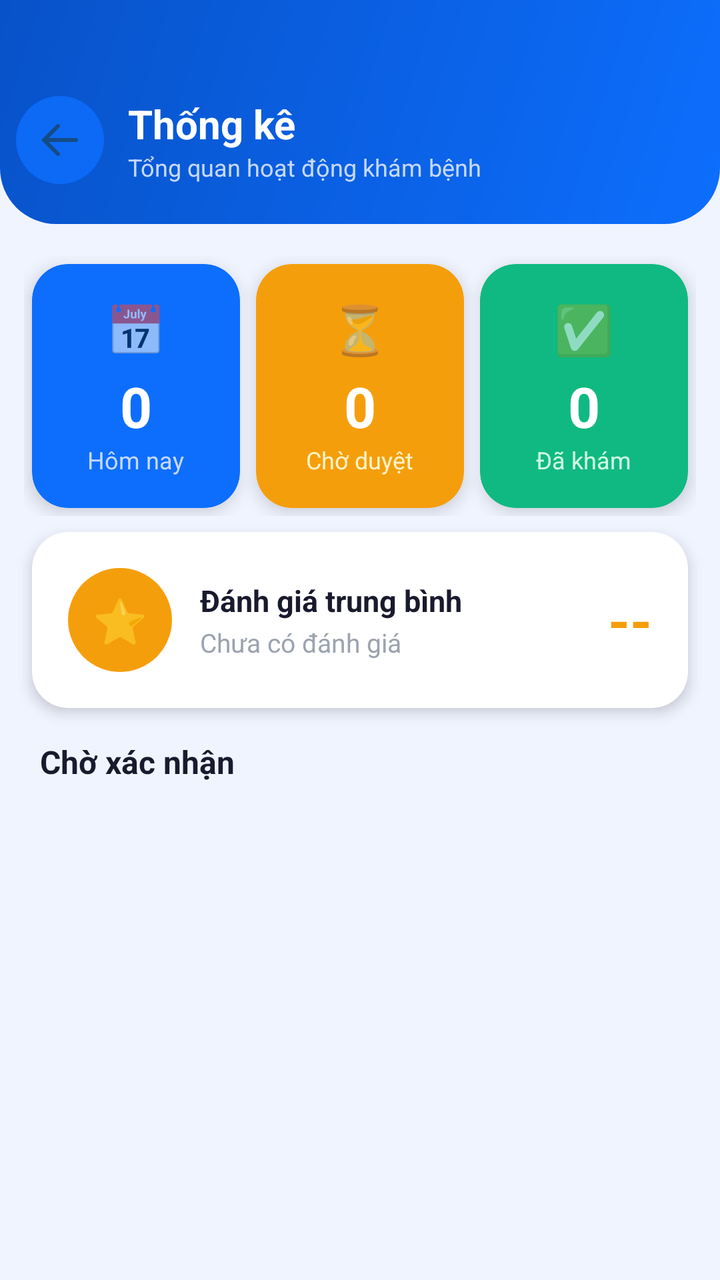
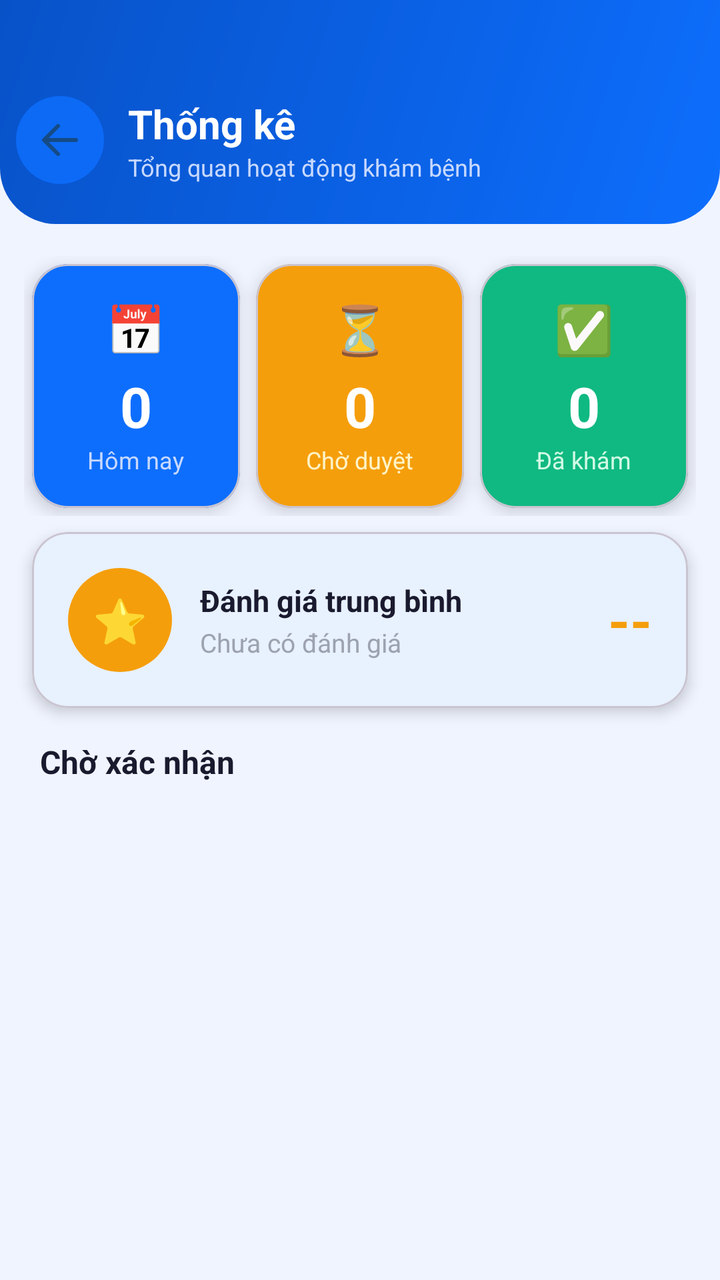

Two renders of the same Android screen: before a commit and after it. Below are the layout's source before the change and the commit's diff.
<!-- AndroidManifest.xml: application theme Theme.UniCare -->
<!-- res/layout/activity_doctor_stats.xml -->
<?xml version="1.0" encoding="utf-8"?>
<ScrollView xmlns:android="http://schemas.android.com/apk/res/android"
    xmlns:app="http://schemas.android.com/apk/res-auto"
    android:layout_width="match_parent"
    android:layout_height="match_parent"
    android:background="#F0F4FF"
    android:fillViewport="true">

    <LinearLayout
        android:layout_width="match_parent"
        android:layout_height="wrap_content"
        android:orientation="vertical">

        
        <LinearLayout
            android:layout_width="match_parent"
            android:layout_height="wrap_content"
            android:background="@drawable/gradient_header"
            android:paddingTop="48dp"
            android:paddingBottom="20dp"
            android:paddingHorizontal="8dp"
            android:gravity="center_vertical"
            android:orientation="horizontal">

            <ImageButton
                android:id="@+id/btnBack"
                android:layout_width="44dp"
                android:layout_height="44dp"
                android:background="@drawable/bg_icon_circle_blue"
                android:src="@drawable/ic_arrow_back"
                android:contentDescription="Quay lại"
                android:padding="10dp"
                android:alpha="0.85"/>

            <LinearLayout
                android:layout_width="0dp"
                android:layout_height="wrap_content"
                android:layout_weight="1"
                android:layout_marginStart="12dp"
                android:orientation="vertical">

                <TextView
                    android:id="@+id/txtDoctorName"
                    android:layout_width="wrap_content"
                    android:layout_height="wrap_content"
                    android:text="Thống kê"
                    android:textColor="#FFFFFF"
                    android:textSize="20sp"
                    android:textStyle="bold"/>

                <TextView
                    android:layout_width="wrap_content"
                    android:layout_height="wrap_content"
                    android:text="Tổng quan hoạt động khám bệnh"
                    android:textColor="#C7D9FF"
                    android:textSize="12sp"/>
            </LinearLayout>
        </LinearLayout>

        
        <LinearLayout
            android:layout_width="match_parent"
            android:layout_height="wrap_content"
            android:orientation="horizontal"
            android:paddingHorizontal="12dp"
            android:paddingTop="16dp">

            
            <androidx.cardview.widget.CardView
                android:id="@+id/statCardToday"
                android:layout_width="0dp"
                android:layout_height="wrap_content"
                android:layout_weight="1"
                android:layout_margin="4dp"
                android:foreground="?attr/selectableItemBackground"
                app:cardCornerRadius="18dp"
                app:cardElevation="5dp"
                app:cardBackgroundColor="#0D6EFD">
                <LinearLayout
                    android:layout_width="match_parent"
                    android:layout_height="wrap_content"
                    android:gravity="center"
                    android:orientation="vertical"
                    android:padding="16dp">
                    <TextView android:layout_width="wrap_content" android:layout_height="wrap_content" android:text="📅" android:textSize="24sp"/>
                    <TextView android:id="@+id/txtTodayCount" android:layout_width="wrap_content" android:layout_height="wrap_content" android:text="0" android:textColor="#FFFFFF" android:textSize="28sp" android:textStyle="bold" android:layout_marginTop="4dp"/>
                    <TextView android:layout_width="wrap_content" android:layout_height="wrap_content" android:text="Hôm nay" android:textColor="#C7D9FF" android:textSize="12sp"/>
                </LinearLayout>
            </androidx.cardview.widget.CardView>

            
            <androidx.cardview.widget.CardView
                android:id="@+id/statCardPending"
                android:layout_width="0dp"
                android:layout_height="wrap_content"
                android:layout_weight="1"
                android:layout_margin="4dp"
                android:foreground="?attr/selectableItemBackground"
                app:cardCornerRadius="18dp"
                app:cardElevation="5dp"
                app:cardBackgroundColor="#F59E0B">
                <LinearLayout
                    android:layout_width="match_parent"
                    android:layout_height="wrap_content"
                    android:gravity="center"
                    android:orientation="vertical"
                    android:padding="16dp">
                    <TextView android:layout_width="wrap_content" android:layout_height="wrap_content" android:text="⏳" android:textSize="24sp"/>
                    <TextView android:id="@+id/txtPendingCount" android:layout_width="wrap_content" android:layout_height="wrap_content" android:text="0" android:textColor="#FFFFFF" android:textSize="28sp" android:textStyle="bold" android:layout_marginTop="4dp"/>
                    <TextView android:layout_width="wrap_content" android:layout_height="wrap_content" android:text="Chờ duyệt" android:textColor="#FEF3C7" android:textSize="12sp"/>
                </LinearLayout>
            </androidx.cardview.widget.CardView>

            
            <androidx.cardview.widget.CardView
                android:id="@+id/statCardCompleted"
                android:layout_width="0dp"
                android:layout_height="wrap_content"
                android:layout_weight="1"
                android:layout_margin="4dp"
                android:foreground="?attr/selectableItemBackground"
                app:cardCornerRadius="18dp"
                app:cardElevation="5dp"
                app:cardBackgroundColor="#10B981">
                <LinearLayout
                    android:layout_width="match_parent"
                    android:layout_height="wrap_content"
                    android:gravity="center"
                    android:orientation="vertical"
                    android:padding="16dp">
                    <TextView android:layout_width="wrap_content" android:layout_height="wrap_content" android:text="✅" android:textSize="24sp"/>
                    <TextView android:id="@+id/txtCompletedCount" android:layout_width="wrap_content" android:layout_height="wrap_content" android:text="0" android:textColor="#FFFFFF" android:textSize="28sp" android:textStyle="bold" android:layout_marginTop="4dp"/>
                    <TextView android:layout_width="wrap_content" android:layout_height="wrap_content" android:text="Đã khám" android:textColor="#D1FAE5" android:textSize="12sp"/>
                </LinearLayout>
            </androidx.cardview.widget.CardView>
        </LinearLayout>

        
        <androidx.cardview.widget.CardView
            android:layout_width="match_parent"
            android:layout_height="wrap_content"
            android:layout_marginHorizontal="16dp"
            android:layout_marginTop="8dp"
            app:cardCornerRadius="18dp"
            app:cardElevation="4dp"
            app:cardBackgroundColor="#FFFFFF">

            <LinearLayout
                android:layout_width="match_parent"
                android:layout_height="wrap_content"
                android:orientation="horizontal"
                android:padding="18dp"
                android:gravity="center_vertical">

                <LinearLayout
                    android:layout_width="52dp"
                    android:layout_height="52dp"
                    android:background="@drawable/bg_icon_circle_amber"
                    android:gravity="center">
                    <TextView android:layout_width="wrap_content" android:layout_height="wrap_content" android:text="⭐" android:textSize="22sp"/>
                </LinearLayout>

                <LinearLayout
                    android:layout_width="0dp"
                    android:layout_height="wrap_content"
                    android:layout_weight="1"
                    android:layout_marginStart="14dp"
                    android:orientation="vertical">
                    <TextView android:layout_width="wrap_content" android:layout_height="wrap_content" android:text="Đánh giá trung bình" android:textColor="#1A1A2E" android:textSize="15sp" android:textStyle="bold"/>
                    <TextView android:id="@+id/txtRating" android:layout_width="wrap_content" android:layout_height="wrap_content" android:text="Chưa có đánh giá" android:textColor="#9CA3AF" android:textSize="13sp" android:layout_marginTop="2dp"/>
                </LinearLayout>

                <TextView
                    android:id="@+id/txtRatingValue"
                    android:layout_width="wrap_content"
                    android:layout_height="wrap_content"
                    android:text="--"
                    android:textColor="#F59E0B"
                    android:textSize="28sp"
                    android:textStyle="bold"/>
            </LinearLayout>
        </androidx.cardview.widget.CardView>

        
        <TextView
            android:layout_width="match_parent"
            android:layout_height="wrap_content"
            android:layout_marginHorizontal="20dp"
            android:layout_marginTop="16dp"
            android:layout_marginBottom="4dp"
            android:text="Chờ xác nhận"
            android:textColor="#1A1A2E"
            android:textSize="16sp"
            android:textStyle="bold"/>

        <TextView
            android:id="@+id/txtNoPending"
            android:layout_width="match_parent"
            android:layout_height="wrap_content"
            android:text="🎉 Không có lịch nào đang chờ"
            android:textColor="#9CA3AF"
            android:textSize="14sp"
            android:gravity="center"
            android:padding="16dp"
            android:visibility="gone"/>

        <androidx.recyclerview.widget.RecyclerView
            android:id="@+id/recyclerPending"
            android:layout_width="match_parent"
            android:layout_height="wrap_content"
            android:nestedScrollingEnabled="false"/>

        <View android:layout_width="match_parent" android:layout_height="24dp"/>
    </LinearLayout>
</ScrollView>
<!-- resources referenced by this layout -->
<resources>
  <!-- drawable bg_icon_circle_amber (drawable) -->
  <?xml version="1.0" encoding="utf-8"?>
  <shape xmlns:android="http://schemas.android.com/apk/res/android">
      <solid android:color="#F59E0B"/>
      <corners android:radius="100dp"/>
  </shape>
  <!-- drawable bg_icon_circle_blue (drawable) -->
  <?xml version="1.0" encoding="utf-8"?>
  <shape xmlns:android="http://schemas.android.com/apk/res/android">
      <solid android:color="#0D6EFD"/>
      <corners android:radius="100dp"/>
  </shape>
  <!-- drawable gradient_header (drawable) -->
  <?xml version="1.0" encoding="utf-8"?>
  <shape xmlns:android="http://schemas.android.com/apk/res/android">
      <gradient
          android:startColor="#0D6EFD"
          android:endColor="#0852C8"
          android:angle="135"
          android:type="linear"/>
      <corners
          android:bottomLeftRadius="28dp"
          android:bottomRightRadius="28dp"/>
  </shape>
  <!-- drawable ic_arrow_back (drawable) -->
  <?xml version="1.0" encoding="utf-8"?>
  <vector xmlns:android="http://schemas.android.com/apk/res/android"
      android:width="24dp"
      android:height="24dp"
      android:viewportWidth="24"
      android:viewportHeight="24">
      <path
          android:fillColor="@android:color/transparent"
          android:strokeColor="#184A79"
          android:strokeWidth="2"
          android:strokeLineCap="round"
          android:strokeLineJoin="round"
          android:pathData="M20,12 L4,12 M4,12 L11,5 M4,12 L11,19" />
  </vector>
  <style name="Theme.UniCare" parent="Theme.MaterialComponents.DayNight.NoActionBar">
          
          <item name="colorPrimary">#0D6EFD</item>
          <item name="colorPrimaryVariant">#0852C8</item>
          <item name="colorOnPrimary">#FFFFFF</item>
          
          <item name="colorSecondary">#00C4A7</item>
          <item name="colorSecondaryVariant">#00A089</item>
          <item name="colorOnSecondary">#FFFFFF</item>
          
          <item name="colorSurface">#FFFFFF</item>
          <item name="colorOnSurface">#1A1A2E</item>
          
          <item name="android:colorBackground">#F0F4FF</item>
          
          <item name="android:statusBarColor">#0852C8</item>
          <item name="android:windowLightStatusBar">false</item>
          <item name="android:navigationBarColor">#FFFFFF</item>
          <item name="android:windowLightNavigationBar">true</item>
          
          <item name="materialButtonStyle">@style/Widget.UniCare.Button</item>
          <item name="textInputStyle">@style/Widget.UniCare.TextInputLayout</item>
      </style>
  <style name="Widget.UniCare.Button" parent="Widget.MaterialComponents.Button">
          <item name="android:paddingTop">14dp</item>
          <item name="android:paddingBottom">14dp</item>
          <item name="android:textSize">16sp</item>
          <item name="android:letterSpacing">0.02</item>
          <item name="android:textAllCaps">false</item>
          <item name="cornerRadius">14dp</item>
          <item name="backgroundTint">#0D6EFD</item>
          <item name="elevation">2dp</item>
      </style>
  <style name="Widget.UniCare.TextInputLayout" parent="Widget.MaterialComponents.TextInputLayout.OutlinedBox">
          <item name="boxCornerRadiusBottomEnd">12dp</item>
          <item name="boxCornerRadiusBottomStart">12dp</item>
          <item name="boxCornerRadiusTopEnd">12dp</item>
          <item name="boxCornerRadiusTopStart">12dp</item>
          <item name="boxStrokeColor">#CBD5F5</item>
          <item name="hintTextColor">#6B7280</item>
      </style>
</resources>

<!-- the commit's change to res/layout/activity_doctor_stats.xml (unified diff, before → after) -->
@@ -1,215 +1,79 @@
-<?xml version="1.0" encoding="utf-8"?>
-<ScrollView xmlns:android="http://schemas.android.com/apk/res/android"
-    xmlns:app="http://schemas.android.com/apk/res-auto"
-    android:layout_width="match_parent"
-    android:layout_height="match_parent"
-    android:background="#F0F4FF"
-    android:fillViewport="true">
+<?xml version='1.0' encoding='utf-8'?>
+<androidx.constraintlayout.widget.ConstraintLayout xmlns:android="http://schemas.android.com/apk/res/android" xmlns:app="http://schemas.android.com/apk/res-auto" android:id="@+id/main" android:layout_width="match_parent" android:layout_height="match_parent" android:background="#F0F4FF">
+  <ScrollView android:layout_width="0dp" android:layout_height="0dp" android:fillViewport="true" app:layout_constraintStart_toStartOf="parent" app:layout_constraintEnd_toEndOf="parent" app:layout_constraintTop_toTopOf="parent" app:layout_constraintBottom_toBottomOf="parent">
 
-    <LinearLayout
-        android:layout_width="match_parent"
-        android:layout_height="wrap_content"
-        android:orientation="vertical">
+    <LinearLayout android:layout_width="match_parent" android:layout_height="wrap_content" android:orientation="vertical">
 
         
-        <LinearLayout
-            android:layout_width="match_parent"
-            android:layout_height="wrap_content"
-            android:background="@drawable/gradient_header"
-            android:paddingTop="48dp"
-            android:paddingBottom="20dp"
-            android:paddingHorizontal="8dp"
-            android:gravity="center_vertical"
-            android:orientation="horizontal">
+        <LinearLayout android:layout_width="match_parent" android:layout_height="wrap_content" android:background="@drawable/gradient_header" android:paddingTop="48dp" android:paddingBottom="20dp" android:paddingHorizontal="8dp" android:gravity="center_vertical" android:orientation="horizontal">
 
-            <ImageButton
-                android:id="@+id/btnBack"
-                android:layout_width="44dp"
-                android:layout_height="44dp"
-                android:background="@drawable/bg_icon_circle_blue"
-                android:src="@drawable/ic_arrow_back"
-                android:contentDescription="Quay lại"
-                android:padding="10dp"
-                android:alpha="0.85"/>
+            <ImageButton android:id="@+id/btnBack" android:layout_width="44dp" android:layout_height="44dp" android:background="@drawable/bg_icon_circle_blue" android:src="@drawable/ic_arrow_back" android:contentDescription="Quay lại" android:padding="10dp" android:alpha="0.85"/>
 
-            <LinearLayout
-                android:layout_width="0dp"
-                android:layout_height="wrap_content"
-                android:layout_weight="1"
-                android:layout_marginStart="12dp"
-                android:orientation="vertical">
+            <LinearLayout android:layout_width="0dp" android:layout_height="wrap_content" android:layout_weight="1" android:layout_marginStart="12dp" android:orientation="vertical">
 
-                <TextView
-                    android:id="@+id/txtDoctorName"
-                    android:layout_width="wrap_content"
-                    android:layout_height="wrap_content"
-                    android:text="Thống kê"
-                    android:textColor="#FFFFFF"
-                    android:textSize="20sp"
-                    android:textStyle="bold"/>
+                <TextView android:id="@+id/txtDoctorName" android:layout_width="wrap_content" android:layout_height="wrap_content" android:text="Thống kê" android:textColor="#FFFFFF" android:textSize="20sp" android:textStyle="bold"/>
 
-                <TextView
-                    android:layout_width="wrap_content"
-                    android:layout_height="wrap_content"
-                    android:text="Tổng quan hoạt động khám bệnh"
-                    android:textColor="#C7D9FF"
-                    android:textSize="12sp"/>
+                <TextView android:layout_width="wrap_content" android:layout_height="wrap_content" android:text="Tổng quan hoạt động khám bệnh" android:textColor="#C7D9FF" android:textSize="12sp"/>
             </LinearLayout>
         </LinearLayout>
 
         
-        <LinearLayout
-            android:layout_width="match_parent"
-            android:layout_height="wrap_content"
-            android:orientation="horizontal"
-            android:paddingHorizontal="12dp"
-            android:paddingTop="16dp">
+        <LinearLayout android:layout_width="match_parent" android:layout_height="wrap_content" android:orientation="horizontal" android:paddingHorizontal="12dp" android:paddingTop="16dp">
 
             
-            <androidx.cardview.widget.CardView
-                android:id="@+id/statCardToday"
-                android:layout_width="0dp"
-                android:layout_height="wrap_content"
-                android:layout_weight="1"
-                android:layout_margin="4dp"
-                android:foreground="?attr/selectableItemBackground"
-                app:cardCornerRadius="18dp"
-                app:cardElevation="5dp"
-                app:cardBackgroundColor="#0D6EFD">
-                <LinearLayout
-                    android:layout_width="match_parent"
-                    android:layout_height="wrap_content"
-                    android:gravity="center"
-                    android:orientation="vertical"
-                    android:padding="16dp">
+            <com.google.android.material.card.MaterialCardView android:id="@+id/statCardToday" android:layout_width="0dp" android:layout_height="wrap_content" android:layout_weight="1" android:layout_margin="4dp" android:foreground="?attr/selectableItemBackground" app:cardCornerRadius="18dp" app:cardElevation="5dp" app:cardBackgroundColor="#0D6EFD">
+                <LinearLayout android:layout_width="match_parent" android:layout_height="wrap_content" android:gravity="center" android:orientation="vertical" android:padding="16dp">
                     <TextView android:layout_width="wrap_content" android:layout_height="wrap_content" android:text="📅" android:textSize="24sp"/>
                     <TextView android:id="@+id/txtTodayCount" android:layout_width="wrap_content" android:layout_height="wrap_content" android:text="0" android:textColor="#FFFFFF" android:textSize="28sp" android:textStyle="bold" android:layout_marginTop="4dp"/>
                     <TextView android:layout_width="wrap_content" android:layout_height="wrap_content" android:text="Hôm nay" android:textColor="#C7D9FF" android:textSize="12sp"/>
                 </LinearLayout>
-            </androidx.cardview.widget.CardView>
+            </com.google.android.material.card.MaterialCardView>
 
             
-            <androidx.cardview.widget.CardView
-                android:id="@+id/statCardPending"
-                android:layout_width="0dp"
-                android:layout_height="wrap_content"
-                android:layout_weight="1"
-                android:layout_margin="4dp"
-                android:foreground="?attr/selectableItemBackground"
-                app:cardCornerRadius="18dp"
-                app:cardElevation="5dp"
-                app:cardBackgroundColor="#F59E0B">
-                <LinearLayout
-                    android:layout_width="match_parent"
-                    android:layout_height="wrap_content"
-                    android:gravity="center"
-                    android:orientation="vertical"
-                    android:padding="16dp">
+            <com.google.android.material.card.MaterialCardView android:id="@+id/statCardPending" android:layout_width="0dp" android:layout_height="wrap_content" android:layout_weight="1" android:layout_margin="4dp" android:foreground="?attr/selectableItemBackground" app:cardCornerRadius="18dp" app:cardElevation="5dp" app:cardBackgroundColor="#F59E0B">
+                <LinearLayout android:layout_width="match_parent" android:layout_height="wrap_content" android:gravity="center" android:orientation="vertical" android:padding="16dp">
                     <TextView android:layout_width="wrap_content" android:layout_height="wrap_content" android:text="⏳" android:textSize="24sp"/>
                     <TextView android:id="@+id/txtPendingCount" android:layout_width="wrap_content" android:layout_height="wrap_content" android:text="0" android:textColor="#FFFFFF" android:textSize="28sp" android:textStyle="bold" android:layout_marginTop="4dp"/>
                     <TextView android:layout_width="wrap_content" android:layout_height="wrap_content" android:text="Chờ duyệt" android:textColor="#FEF3C7" android:textSize="12sp"/>
                 </LinearLayout>
-            </androidx.cardview.widget.CardView>
+            </com.google.android.material.card.MaterialCardView>
 
             
-            <androidx.cardview.widget.CardView
-                android:id="@+id/statCardCompleted"
-                android:layout_width="0dp"
-                android:layout_height="wrap_content"
-                android:layout_weight="1"
-                android:layout_margin="4dp"
-                android:foreground="?attr/selectableItemBackground"
-                app:cardCornerRadius="18dp"
-                app:cardElevation="5dp"
-                app:cardBackgroundColor="#10B981">
-                <LinearLayout
-                    android:layout_width="match_parent"
-                    android:layout_height="wrap_content"
-                    android:gravity="center"
-                    android:orientation="vertical"
-                    android:padding="16dp">
+            <com.google.android.material.card.MaterialCardView android:id="@+id/statCardCompleted" android:layout_width="0dp" android:layout_height="wrap_content" android:layout_weight="1" android:layout_margin="4dp" android:foreground="?attr/selectableItemBackground" app:cardCornerRadius="18dp" app:cardElevation="5dp" app:cardBackgroundColor="#10B981">
+                <LinearLayout android:layout_width="match_parent" android:layout_height="wrap_content" android:gravity="center" android:orientation="vertical" android:padding="16dp">
                     <TextView android:layout_width="wrap_content" android:layout_height="wrap_content" android:text="✅" android:textSize="24sp"/>
                     <TextView android:id="@+id/txtCompletedCount" android:layout_width="wrap_content" android:layout_height="wrap_content" android:text="0" android:textColor="#FFFFFF" android:textSize="28sp" android:textStyle="bold" android:layout_marginTop="4dp"/>
                     <TextView android:layout_width="wrap_content" android:layout_height="wrap_content" android:text="Đã khám" android:textColor="#D1FAE5" android:textSize="12sp"/>
                 </LinearLayout>
-            </androidx.cardview.widget.CardView>
+            </com.google.android.material.card.MaterialCardView>
         </LinearLayout>
 
         
-        <androidx.cardview.widget.CardView
-            android:layout_width="match_parent"
-            android:layout_height="wrap_content"
-            android:layout_marginHorizontal="16dp"
-            android:layout_marginTop="8dp"
-            app:cardCornerRadius="18dp"
-            app:cardElevation="4dp"
-            app:cardBackgroundColor="#FFFFFF">
+        <com.google.android.material.card.MaterialCardView android:layout_width="match_parent" android:layout_height="wrap_content" android:layout_marginHorizontal="16dp" android:layout_marginTop="8dp" app:cardCornerRadius="18dp" app:cardElevation="4dp" app:cardBackgroundColor="#FFFFFF">
 
-            <LinearLayout
-                android:layout_width="match_parent"
-                android:layout_height="wrap_content"
-                android:orientation="horizontal"
-                android:padding="18dp"
-                android:gravity="center_vertical">
+            <LinearLayout android:layout_width="match_parent" android:layout_height="wrap_content" android:orientation="horizontal" android:padding="18dp" android:gravity="center_vertical">
 
-                <LinearLayout
-                    android:layout_width="52dp"
-                    android:layout_height="52dp"
-                    android:background="@drawable/bg_icon_circle_amber"
-                    android:gravity="center">
+                <LinearLayout android:layout_width="52dp" android:layout_height="52dp" android:background="@drawable/bg_icon_circle_amber" android:gravity="center">
                     <TextView android:layout_width="wrap_content" android:layout_height="wrap_content" android:text="⭐" android:textSize="22sp"/>
                 </LinearLayout>
 
-                <LinearLayout
-                    android:layout_width="0dp"
-                    android:layout_height="wrap_content"
-                    android:layout_weight="1"
-                    android:layout_marginStart="14dp"
-                    android:orientation="vertical">
+                <LinearLayout android:layout_width="0dp" android:layout_height="wrap_content" android:layout_weight="1" android:layout_marginStart="14dp" android:orientation="vertical">
                     <TextView android:layout_width="wrap_content" android:layout_height="wrap_content" android:text="Đánh giá trung bình" android:textColor="#1A1A2E" android:textSize="15sp" android:textStyle="bold"/>
                     <TextView android:id="@+id/txtRating" android:layout_width="wrap_content" android:layout_height="wrap_content" android:text="Chưa có đánh giá" android:textColor="#9CA3AF" android:textSize="13sp" android:layout_marginTop="2dp"/>
                 </LinearLayout>
 
-                <TextView
-                    android:id="@+id/txtRatingValue"
-                    android:layout_width="wrap_content"
-                    android:layout_height="wrap_content"
-                    android:text="--"
-                    android:textColor="#F59E0B"
-                    android:textSize="28sp"
-                    android:textStyle="bold"/>
+                <TextView android:id="@+id/txtRatingValue" android:layout_width="wrap_content" android:layout_height="wrap_content" android:text="--" android:textColor="#F59E0B" android:textSize="28sp" android:textStyle="bold"/>
             </LinearLayout>
-        </androidx.cardview.widget.CardView>
+        </com.google.android.material.card.MaterialCardView>
 
         
-        <TextView
-            android:layout_width="match_parent"
-            android:layout_height="wrap_content"
-            android:layout_marginHorizontal="20dp"
-            android:layout_marginTop="16dp"
-            android:layout_marginBottom="4dp"
-            android:text="Chờ xác nhận"
-            android:textColor="#1A1A2E"
-            android:textSize="16sp"
-            android:textStyle="bold"/>
+        <TextView android:layout_width="match_parent" android:layout_height="wrap_content" android:layout_marginHorizontal="20dp" android:layout_marginTop="16dp" android:layout_marginBottom="4dp" android:text="Chờ xác nhận" android:textColor="#1A1A2E" android:textSize="16sp" android:textStyle="bold"/>
 
-        <TextView
-            android:id="@+id/txtNoPending"
-            android:layout_width="match_parent"
-            android:layout_height="wrap_content"
-            android:text="🎉 Không có lịch nào đang chờ"
-            android:textColor="#9CA3AF"
-            android:textSize="14sp"
-            android:gravity="center"
-            android:padding="16dp"
-            android:visibility="gone"/>
+        <TextView android:id="@+id/txtNoPending" android:layout_width="match_parent" android:layout_height="wrap_content" android:text="🎉 Không có lịch nào đang chờ" android:textColor="#9CA3AF" android:textSize="14sp" android:gravity="center" android:padding="16dp" android:visibility="gone"/>
 
-        <androidx.recyclerview.widget.RecyclerView
-            android:id="@+id/recyclerPending"
-            android:layout_width="match_parent"
-            android:layout_height="wrap_content"
-            android:nestedScrollingEnabled="false"/>
+        <androidx.recyclerview.widget.RecyclerView android:id="@+id/recyclerPending" android:layout_width="match_parent" android:layout_height="wrap_content" android:nestedScrollingEnabled="false"/>
 
         <View android:layout_width="match_parent" android:layout_height="24dp"/>
     </LinearLayout>
 </ScrollView>
+</androidx.constraintlayout.widget.ConstraintLayout>
<!-- resource entries referenced after the edit -->
@@ -39,7 +39,7 @@
           android:strokeLineJoin="round"
           android:pathData="M20,12 L4,12 M4,12 L11,5 M4,12 L11,19" />
   </vector>
-  <style name="Theme.UniCare" parent="Theme.MaterialComponents.DayNight.NoActionBar">
+  <style name="Theme.UniCare" parent="Theme.Material3.DayNight.NoActionBar">
           
           <item name="colorPrimary">#0D6EFD</item>
           <item name="colorPrimaryVariant">#0852C8</item>
@@ -62,7 +62,7 @@
           <item name="materialButtonStyle">@style/Widget.UniCare.Button</item>
           <item name="textInputStyle">@style/Widget.UniCare.TextInputLayout</item>
       </style>
-  <style name="Widget.UniCare.Button" parent="Widget.MaterialComponents.Button">
+  <style name="Widget.UniCare.Button" parent="Widget.Material3.Button">
           <item name="android:paddingTop">14dp</item>
           <item name="android:paddingBottom">14dp</item>
           <item name="android:textSize">16sp</item>
@@ -72,7 +72,7 @@
           <item name="backgroundTint">#0D6EFD</item>
           <item name="elevation">2dp</item>
       </style>
-  <style name="Widget.UniCare.TextInputLayout" parent="Widget.MaterialComponents.TextInputLayout.OutlinedBox">
+  <style name="Widget.UniCare.TextInputLayout" parent="Widget.Material3.TextInputLayout.OutlinedBox">
           <item name="boxCornerRadiusBottomEnd">12dp</item>
           <item name="boxCornerRadiusBottomStart">12dp</item>
           <item name="boxCornerRadiusTopEnd">12dp</item>
